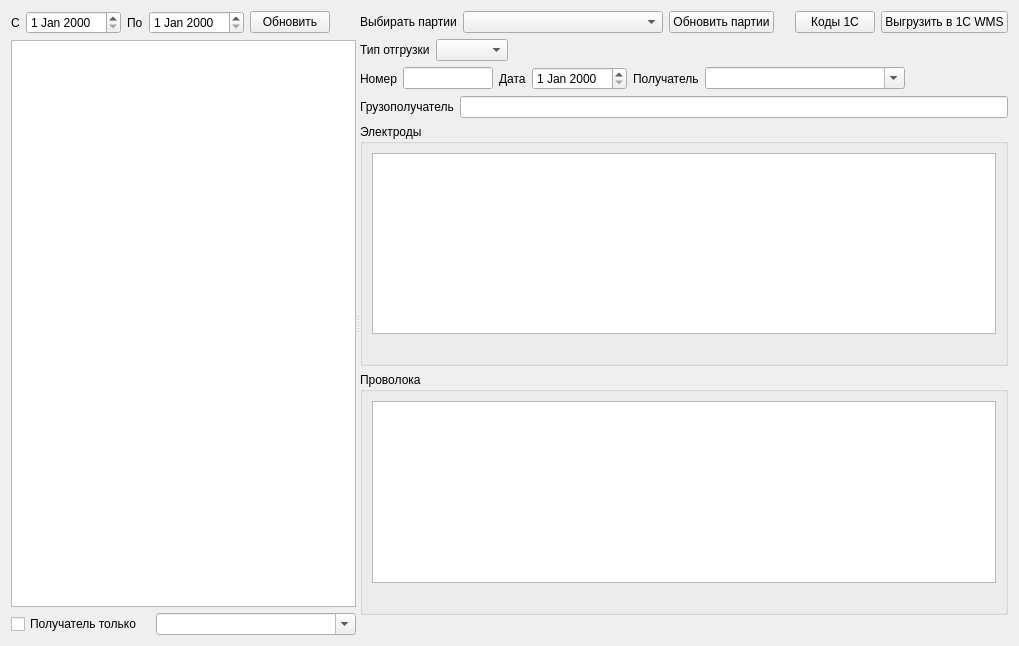
Sergeyego/warehouse, file formship.ui: the form before one commit.
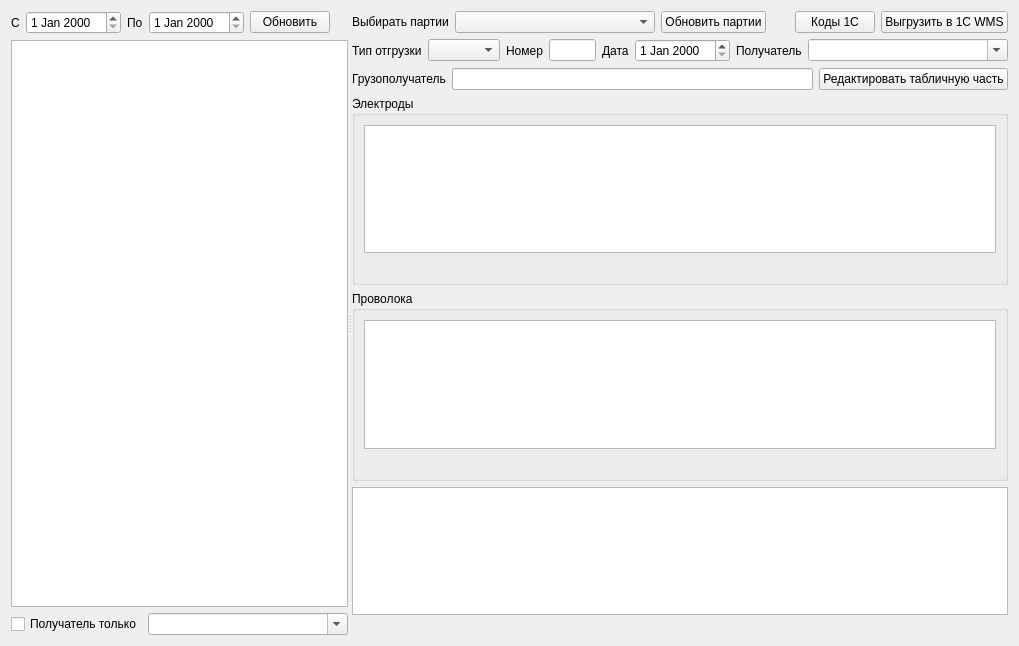
The form after the commit. Custom widgets are drawn as their Qt base class.

Patch:
```diff
--- a/formship.ui
+++ b/formship.ui
@@ -177,23 +177,6 @@
           <widget class="QComboBox" name="comboBoxType"/>
          </item>
          <item>
-          <spacer name="horizontalSpacer_5">
-           <property name="orientation">
-            <enum>Qt::Horizontal</enum>
-           </property>
-           <property name="sizeHint" stdset="0">
-            <size>
-             <width>40</width>
-             <height>20</height>
-            </size>
-           </property>
-          </spacer>
-         </item>
-        </layout>
-       </item>
-       <item>
-        <layout class="QHBoxLayout" name="horizontalLayout_3">
-         <item>
           <widget class="QLabel" name="label_3">
            <property name="text">
             <string>Номер</string>
@@ -271,6 +254,13 @@
            </property>
           </widget>
          </item>
+         <item>
+          <widget class="QPushButton" name="pushButtonEdt">
+           <property name="text">
+            <string>Редактировать табличную часть</string>
+           </property>
+          </widget>
+         </item>
         </layout>
        </item>
        <item>
@@ -311,6 +301,9 @@
          </layout>
         </widget>
        </item>
+       <item>
+        <widget class="TableView" name="tableViewBal"/>
+       </item>
        <item>
         <layout class="QHBoxLayout" name="horizontalLayoutPush">
          <item>
@@ -345,6 +338,11 @@
    <extends>QDateEdit</extends>
    <header>db/dbviewer.h</header>
   </customwidget>
+  <customwidget>
+   <class>TableView</class>
+   <extends>QTableView</extends>
+   <header>tableview.h</header>
+  </customwidget>
  </customwidgets>
  <resources/>
  <connections/>
```
